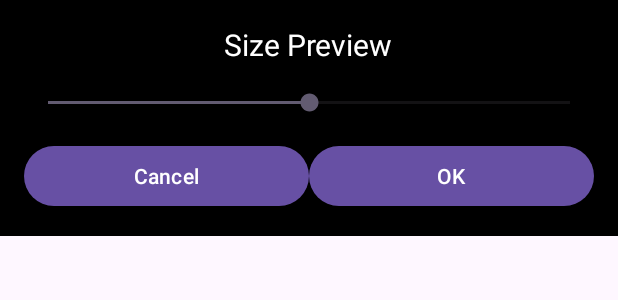
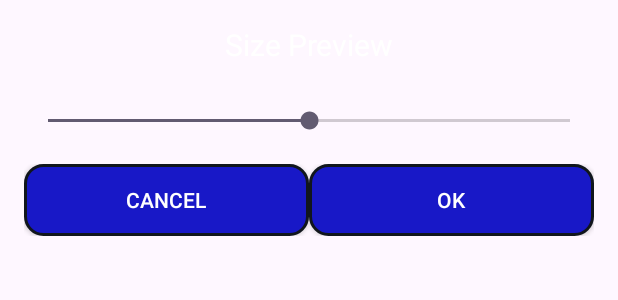
Before and after one commit to wajid-9/video-player, an Android app: the layout dialog_subtitle_size.xml on its own in the app's theme, with its tools: preview values and no code run, on a phone screen of 412 x 824 dp. Shown: the top 300 px of the screen. Run offline under Robolectric (Android 15) with nearby library versions, the phone set to English and light mode, and no system bars.

```diff
--- a/app/src/main/res/drawable/btn_color.xml
+++ b/app/src/main/res/drawable/btn_color.xml
@@ -2,16 +2,16 @@
 <selector xmlns:android="http://schemas.android.com/apk/res/android">
     <item android:state_pressed="true">
         <shape android:shape="rectangle">
-            <solid android:color="#D32F2F"/> <!-- Darker Red when pressed -->
+            <solid android:color="#1328C5"/> <!-- Darker Red when pressed -->
             <corners android:radius="12dp"/>
-            <stroke android:width="2dp" android:color="#B71C1C"/> <!-- Border -->
+            <stroke android:width="2dp" android:color="#1139C8"/> <!-- Border -->
         </shape>
     </item>
     <item>
         <shape android:shape="rectangle">
-            <solid android:color="#F44336"/> <!-- Normal Red -->
+            <solid android:color="#1818C7"/> <!-- Normal Red -->
             <corners android:radius="12dp"/>
-            <stroke android:width="2dp" android:color="#D32F2F"/> <!-- Border -->
+            <stroke android:width="2dp" android:color="#11161D"/> <!-- Border -->
         </shape>
     </item>
 </selector>
--- a/app/src/main/res/layout/dialog_color_picker.xml
+++ b/app/src/main/res/layout/dialog_color_picker.xml
@@ -93,7 +93,6 @@
             app:layout_constraintStart_toStartOf="parent"
             app:layout_constraintEnd_toEndOf="parent"/>
 
-        <!-- Enhanced Buttons Layout -->
         <LinearLayout
             android:id="@+id/buttonLayout"
             android:layout_width="0dp"
--- a/app/src/main/res/layout/dialog_subtitle_size.xml
+++ b/app/src/main/res/layout/dialog_subtitle_size.xml
@@ -1,17 +1,17 @@
 <?xml version="1.0" encoding="utf-8"?>
 <LinearLayout xmlns:android="http://schemas.android.com/apk/res/android"
     android:layout_width="match_parent"
-    android:layout_height="wrap_content"
+    android:layout_height="match_parent"
     android:orientation="vertical"
-    android:background="@color/material_dynamic_neutral0"
+    android:background="#00000000"
     android:padding="16dp">
 
     <TextView
         android:id="@+id/sizePreview"
-        android:layout_width="wrap_content"
+        android:layout_width="match_parent"
         android:layout_height="wrap_content"
-        android:layout_gravity="center_horizontal"
         android:layout_marginBottom="16dp"
+        android:gravity="center"
         android:text="Size Preview"
         android:textColor="@android:color/white"
         android:textSize="20sp" />
@@ -20,29 +20,32 @@
         android:id="@+id/sizeSeekBar"
         android:layout_width="match_parent"
         android:layout_height="wrap_content"
+        android:layout_marginTop="12dp"
         android:max="100"
         android:progress="50" />
 
     <LinearLayout
         android:layout_width="match_parent"
         android:layout_height="wrap_content"
-        android:layout_marginTop="16dp"
+        android:layout_marginTop="20dp"
         android:orientation="horizontal"
         android:weightSum="2">
 
-        <Button
+        <androidx.appcompat.widget.AppCompatButton
             android:id="@+id/btnCancel"
             android:layout_width="0dp"
             android:layout_height="wrap_content"
+            android:background="@drawable/btn_color"
             android:layout_weight="1"
             android:text="Cancel"
             android:textColor="@android:color/white" />
 
-        <Button
+        <androidx.appcompat.widget.AppCompatButton
             android:id="@+id/btnOk"
             android:layout_width="0dp"
             android:layout_height="wrap_content"
             android:layout_weight="1"
+            android:background="@drawable/btn_color"
             android:text="OK"
             android:textColor="@android:color/white" />
     </LinearLayout>
```
Also changed, not shown: app/src/main/java/com/example/videoplayer/MainActivity.kt (+91 -38 lines), app/src/main/res/drawable/custom_seekbar_thumb.xml (added, +11 -0 lines), app/src/main/res/layout/activity_main.xml (+42 -24 lines), app/src/main/res/values/styles.xml (+6 -1 lines).
